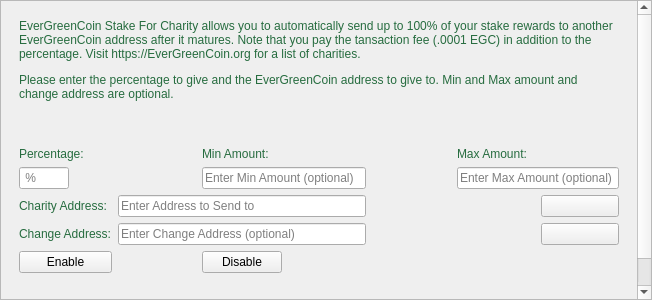
EverGreenCoinDev/EverGreenCoin, file src/qt/forms/charitydialog.ui: the form before one commit.
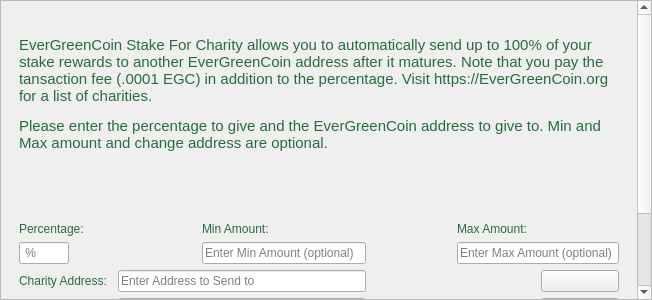
The form after the commit. Icons and pictures are not drawn.

Commit message: Charity dialog

Diff of the .ui file:
```diff
--- a/src/qt/forms/charitydialog.ui
+++ b/src/qt/forms/charitydialog.ui
@@ -331,7 +331,7 @@
            <widget class="QLabel" name="label_2">
             <property name="font">
              <font>
-              <pointsize>9</pointsize>
+              <pointsize>11</pointsize>
               <weight>50</weight>
               <bold>false</bold>
               <stylestrategy>PreferAntialias</stylestrategy>
@@ -345,7 +345,7 @@
              <number>1</number>
             </property>
             <property name="text">
-             <string>&lt;html&gt;&lt;head/&gt;&lt;body&gt;&lt;p&gt;&lt;span&gt;EverGreenCoin Stake For Charity allows you to automatically send up to 100% of your stake rewards to another EverGreenCoin address after it matures. Note that you pay the tansaction fee (.0001 EGC) in addition to the percentage. Visit https://EverGreenCoin.org for a list of charities.&lt;/span&gt;&lt;/p&gt;&lt;p&gt;&lt;span&gt;Please enter the percentage to give and the EverGreenCoin address to give to. Min and Max amount and change address are optional.&lt;/span&gt;&lt;/p&gt;&lt;br /&gt;&lt;/body&gt;&lt;/html&gt;</string>
+             <string>&lt;html&gt;&lt;head/&gt;&lt;body&gt;&lt;p&gt;&lt;span&gt;&lt;br /&gt;EverGreenCoin Stake For Charity allows you to automatically send up to 100% of your stake rewards to another EverGreenCoin address after it matures. Note that you pay the tansaction fee (.0001 EGC) in addition to the percentage. Visit https://EverGreenCoin.org for a list of charities.&lt;/span&gt;&lt;/p&gt;&lt;p&gt;&lt;span&gt;Please enter the percentage to give and the EverGreenCoin address to give to. Min and Max amount and change address are optional.&lt;/span&gt;&lt;/p&gt;&lt;br /&gt;&lt;br /&gt;&lt;/body&gt;&lt;/html&gt;</string>
             </property>
             <property name="alignment">
              <set>Qt::AlignLeading|Qt::AlignLeft|Qt::AlignTop</set>
```
